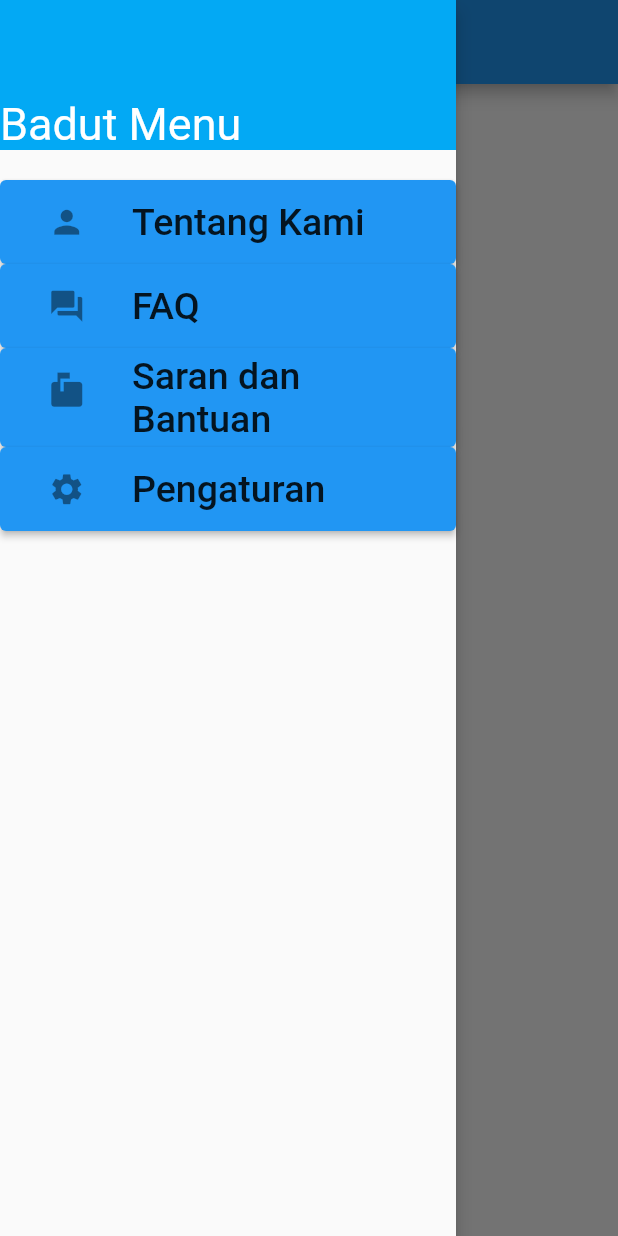
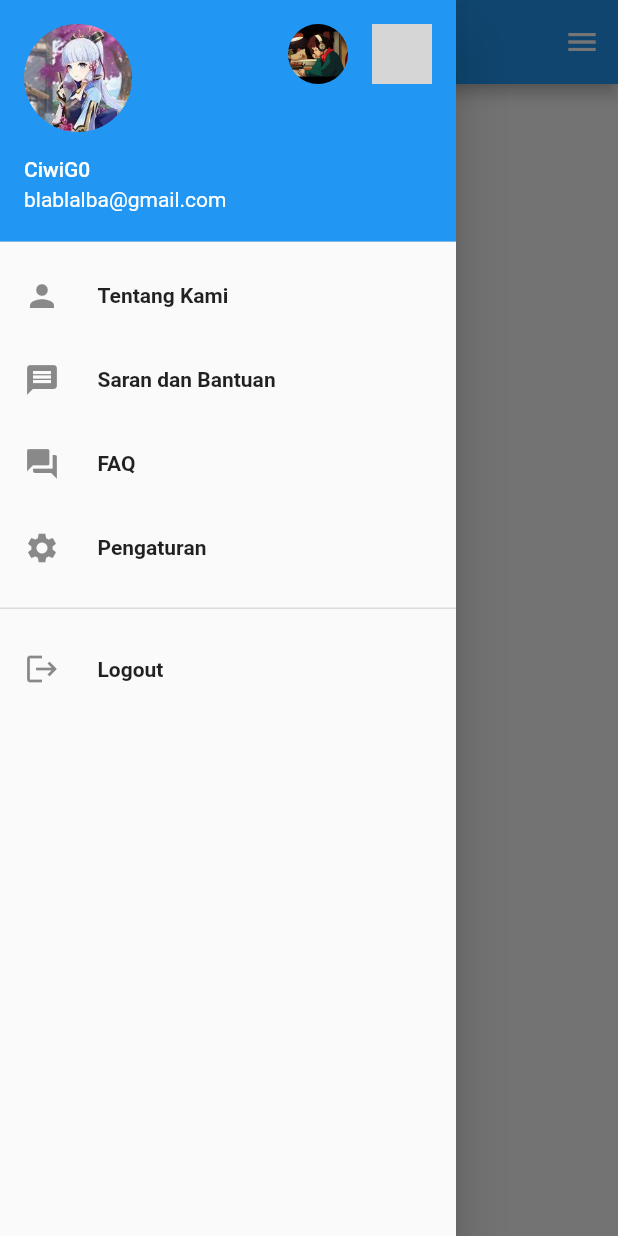
Before and after one commit to AlihDrajat/Membadut, a Flutter app: the Rumah screen opened directly, with the side drawer open, on a phone screen of 412 x 824 dp. Run offline on Flutter 3.47's test engine with Material 2 defaults, Android fonts, the phone set to English and light mode, and no system bars; grey boxes are pictures that could not be loaded.

Commit message:
initial commit

```diff
--- /dev/null
+++ b/lib/drawer.dart
@@ -0,0 +1,115 @@
+import 'package:flutter/material.dart';
+import 'package:login_cenah/main.dart';
+import 'package:login_cenah/pengaturan.dart';
+import 'package:login_cenah/pertanyaan.dart';
+import 'package:login_cenah/saran.dart';
+import 'package:login_cenah/tentang.dart';
+
+class Drawers extends StatelessWidget {
+  @override
+  Widget build(BuildContext context) {
+    return Drawer(
+      child: ListView(
+        padding: EdgeInsets.zero,
+        children: <Widget>[
+          _drawerHeader(),
+          _drawerItem(
+            icon: Icons.person,
+            text: 'Tentang Kami',
+            onTap: () {
+              Navigator.pushReplacement(context,
+                  MaterialPageRoute(builder: (context) {
+                return AboutUs();
+              }));
+            },
+          ),
+          _drawerItem(
+            icon: Icons.message,
+            text: 'Saran dan Bantuan',
+            onTap: () {
+              Navigator.pushReplacement(context,
+                  MaterialPageRoute(builder: (context) {
+                return Suggest();
+              }));
+            },
+          ),
+          _drawerItem(
+            icon: Icons.question_answer,
+            text: 'FAQ',
+            onTap: () {
+              Navigator.pushReplacement(context,
+                  MaterialPageRoute(builder: (context) {
+                return FAQ();
+              }));
+            },
+          ),
+          _drawerItem(
+            icon: Icons.settings,
+            text: 'Pengaturan',
+            onTap: () => {
+              Navigator.pushReplacement(context,
+                  MaterialPageRoute(builder: (context) {
+                return Setting();
+              })),
+            },
+          ),
+          Divider(height: 25, thickness: 1),
+          _drawerItem(
+            icon: Icons.logout,
+            text: 'Logout',
+            onTap: () {
+              Navigator.pushReplacement(
+                context,
+                MaterialPageRoute(
+                  builder: (context) {
+                    return MyApp();
+                  },
+                ),
+              );
+            },
+          ),
+        ],
+      ),
+    );
+  }
+}
+
+Widget _drawerHeader() {
+  return UserAccountsDrawerHeader(
+    currentAccountPicture: ClipOval(
+      child: Image(image: AssetImage('assets/istri.jpg'), fit: BoxFit.cover),
+    ),
+    otherAccountsPictures: [
+      ClipOval(
+        child:
+            Image(image: AssetImage('assets/sddefault.jpg'), fit: BoxFit.cover),
+      ),
+      ClipOval(
+        child:
+            Image(image: AssetImage('assets/DSCF6181.jpg'), fit: BoxFit.cover),
+      )
+    ],
+    accountName: Text('CiwiG0'),
+    accountEmail: Text('blablalba@gmail.com'),
+  );
+}
+
+Widget _drawerItem({IconData? icon, String? text, GestureTapCallback? onTap}) {
+  return ListTile(
+    title: Row(
+      children: <Widget>[
+        Icon(icon),
+        Padding(
+          padding: EdgeInsets.only(left: 25.0),
+          child: Text(
+            text!,
+            style: TextStyle(
+              fontWeight: FontWeight.bold,
+            ),
+          ),
+        ),
+      ],
+    ),
+    onTap: onTap,
+  );
+}
--- a/lib/rumah.dart
+++ b/lib/rumah.dart
@@ -1,9 +1,6 @@
 import 'package:flutter/material.dart';
 import 'package:login_cenah/main.dart';
-import 'package:login_cenah/pengaturan.dart';
-import 'package:login_cenah/pertanyaan.dart';
-import 'package:login_cenah/saran.dart';
-import 'package:login_cenah/tentang.dart';
+import 'drawer.dart';
 
 class Rumah extends StatefulWidget {
   @override
@@ -17,91 +14,8 @@ class _RumahState extends State<Rumah> {
         appBar: AppBar(
           title: Text('Ini Halaman Utama'),
         ),
-        drawer: Drawer(
-          elevation: 5,
-          child: Column(
-            children: <Widget>[
-              Container(
-                  width: double.infinity,
-                  height: 100,
-                  color: Colors.lightBlue,
-                  alignment: Alignment.bottomLeft,
-                  child: Text('Badut Menu',
-                      style: TextStyle(color: Colors.white, fontSize: 30))),
-              SizedBox(
-                height: 20,
-              ),
-              ElevatedButton(
-                onPressed: () {
-                  Navigator.pushReplacement(context,
-                      MaterialPageRoute(builder: (context) {
-                    return AboutUs();
-                  }));
-                },
-                child: ListTile(
-                    leading: Icon(
-                      Icons.person,
-                      size: 25,
-                    ),
-                    title: Text(
-                      'Tentang Kami',
-                      style: TextStyle(fontSize: 25),
-                    )),
-              ),
-              ElevatedButton(
-                onPressed: () {
-                  Navigator.pushReplacement(context,
-                      MaterialPageRoute(builder: (context) {
-                    return FAQ();
-                  }));
-                },
-                child: ListTile(
-                    leading: Icon(
-                      Icons.question_answer,
-                      size: 25,
-                    ),
-                    title: Text(
-                      'FAQ',
-                      style: TextStyle(fontSize: 25),
-                    )),
-              ),
-              ElevatedButton(
-                onPressed: () {
-                  Navigator.pushReplacement(context,
-                      MaterialPageRoute(builder: (context) {
-                    return Suggest();
-                  }));
-                },
-                child: ListTile(
-                    leading: Icon(
-                      Icons.markunread_mailbox,
-                      size: 25,
-                    ),
-                    title: Text(
-                      'Saran dan Bantuan',
-                      style: TextStyle(fontSize: 25),
-                    )),
-              ),
-              ElevatedButton(
-                onPressed: () {
-                  Navigator.pushReplacement(context,
-                      MaterialPageRoute(builder: (context) {
-                    return Setting();
-                  }));
-                },
-                child: ListTile(
-                    leading: Icon(
-                      Icons.settings,
-                      size: 25,
-                    ),
-                    title: Text(
-                      'Pengaturan',
-                      style: TextStyle(fontSize: 25),
-                    )),
-              )
-            ],
-          ),
-        ),
+        drawer: Drawers(),
+        endDrawer: Drawers(),
         body: Center(
             child: Column(
           children: <Widget>[
```
Also changed, not shown: pubspec.yaml (+6 -3 lines), assets/DSCF6181.JPG (added), assets/WHO TAO.jpg (added), assets/istri.jpg (added), assets/mwehehe.jpg (added), assets/sddefault.jpg (added), 1 other file.
